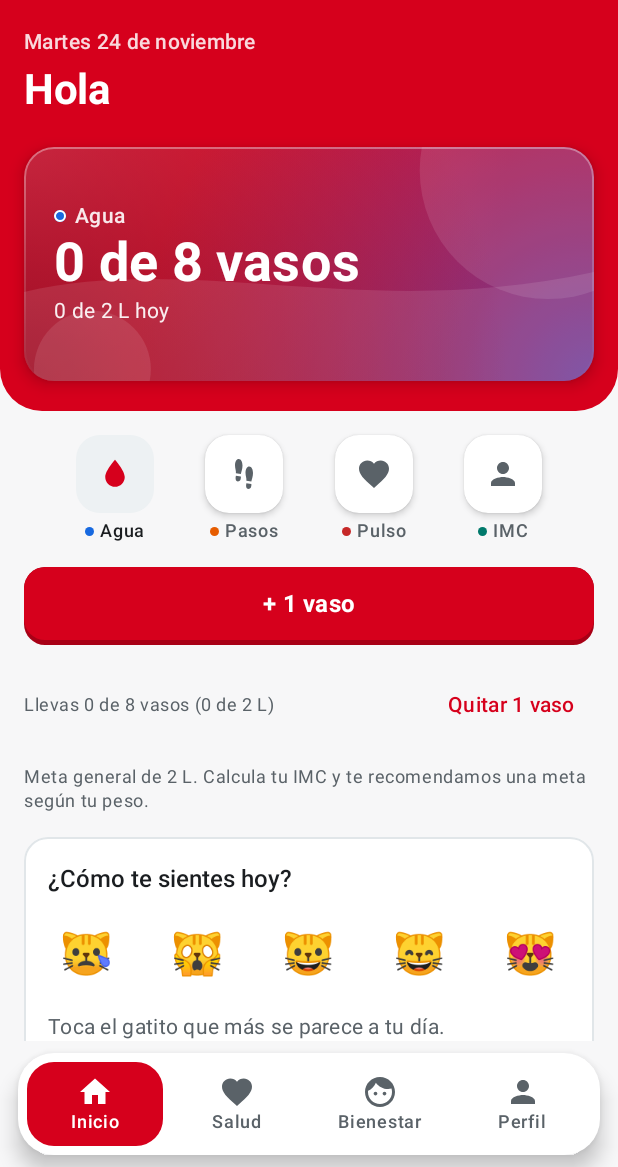
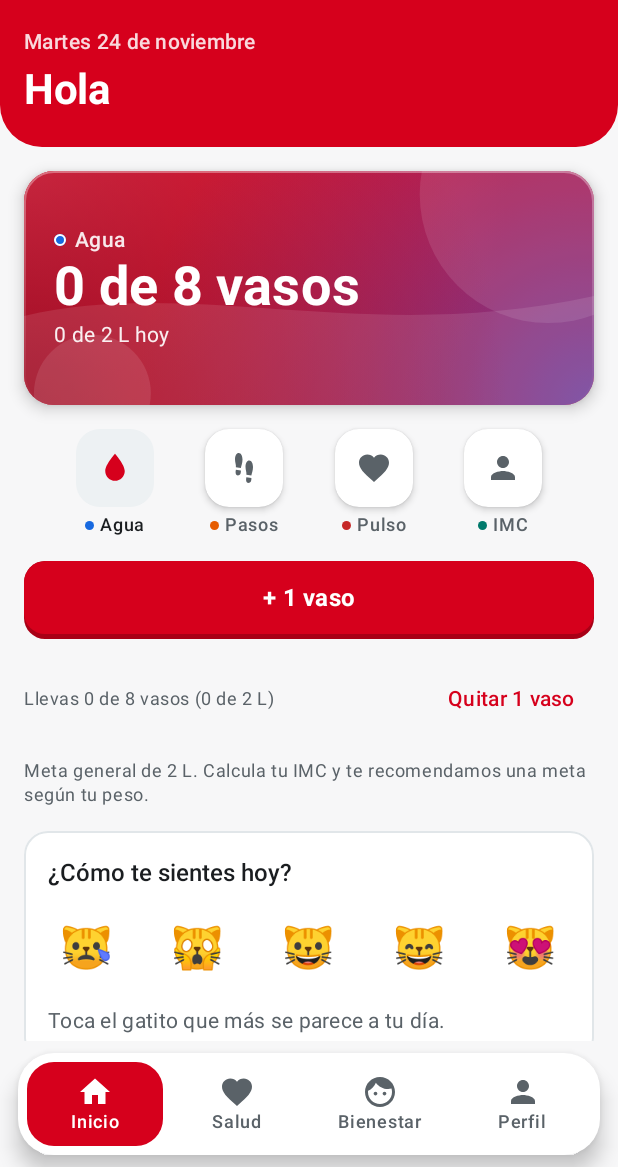
Before and after one commit to calcetinconpalta/inacap-health, an Android app built with Jetpack Compose: the InicioScreen screen opened through its navigation route, on a phone screen of 412 x 824 dp, the part 69-1236 px from its top. Run offline under Robolectric (Android 15) with nearby library versions, the phone set to English and light mode, and no system bars; libraries missing offline, so code that uses them is left out: androidx.health.connect.

Commit message:
saco el hero de la banda roja, degradado más suave y quito el contacto directo

```diff
--- a/app/src/main/java/com/inacap/health/ui/screens/inicio/HeroInicio.kt
+++ b/app/src/main/java/com/inacap/health/ui/screens/inicio/HeroInicio.kt
@@ -66,37 +66,64 @@ fun sinAnimaciones(): Boolean {
 }
 
 /**
- * Hero de Inicio dentro de la banda roja: tarjeta propia con gradient mesh y tres capas con
- * parallax (malla y círculos de fondo, ola translúcida propia de cada dato, y el dato al frente).
+ * Mezcla dos mallas: [f] = 0 → [a], 1 → [b]. Así el fondo pasa de un dato a otro como un
+ * degradado continuo (antes cada página tenía su malla fija y se veía como un cambio de foto).
+ */
+fun mezclarMallas(a: List<Diseno.Mancha>, b: List<Diseno.Mancha>, f: Float): List<Diseno.Mancha> =
+    a.zip(b) { x, y ->
+        Diseno.Mancha(
+            color = androidx.compose.ui.graphics.lerp(x.color, y.color, f),
+            x = x.x + (y.x - x.x) * f, y = x.y + (y.y - x.y) * f, radio = x.radio + (y.radio - x.radio) * f
+        )
+    }
+
+/** Malla del hero para una posición del deslizamiento (0 = Agua, 1 = Pasos, 1,5 = mitad entre Pasos y Pulso…). */
+fun mallaEn(posicion: Float): List<Diseno.Mancha> {
+    val ultimo = DatoHero.entries.size - 1
+    val p = posicion.coerceIn(0f, ultimo.toFloat())
+    val i = kotlin.math.floor(p).toInt().coerceAtMost(ultimo)
+    val j = (i + 1).coerceAtMost(ultimo)
+    return mezclarMallas(DatoHero.entries[i].malla, DatoHero.entries[j].malla, p - i)
+}
+
+/**
+ * Hero de Inicio (bajo la banda roja): tarjeta propia con gradient mesh y tres capas con parallax.
+ * - Fondo (el más lento): UNA malla que mezcla sus colores según el deslizamiento + círculos translúcidos.
+ * - Ola blanca translúcida propia de cada dato (velocidad media).
+ * - El dato grande al frente (el más rápido).
  */
 @Composable
 fun HeroInicio(pager: PagerState, banda: Color, contenido: (DatoHero) -> ContenidoHero) {
     val quieto = sinAnimaciones()
-    HorizontalPager(
-        state = pager,
-        modifier = Modifier.fillMaxWidth().height(Diseno.ALTO_HERO)
-            .shadow(Diseno.SOMBRA_HERO, RoundedCornerShape(Diseno.ESQUINA_HERO), clip = false)
-            .clip(RoundedCornerShape(Diseno.ESQUINA_HERO))
-            // Borde de luz blanco sutil arriba (se despega de la banda).
-            .border(1.dp, Brush.verticalGradient(listOf(Color.White.copy(alpha = 0.35f), Color.Transparent)), RoundedCornerShape(Diseno.ESQUINA_HERO))
-    ) { pagina ->
-        val dato = DatoHero.entries[pagina]
-        val desplazamiento = (pager.currentPage - pagina) + pager.currentPageOffsetFraction
-        Box(Modifier.fillMaxSize().background(banda)) {
-            // Capa 1 (la más lenta): malla y círculos blancos translúcidos.
-            Canvas(Modifier.fillMaxSize().graphicsLayer { if (!quieto) translationX = desplazamiento * size.width * (1f - Diseno.PARALLAX_FONDO) }) {
-                dato.malla.forEach { m ->
+    val forma = RoundedCornerShape(Diseno.ESQUINA_HERO)
+    Box(
+        Modifier.fillMaxWidth().height(Diseno.ALTO_HERO)
+            .shadow(Diseno.SOMBRA_HERO, forma, clip = false)
+            .clip(forma)
+            .background(banda)
+            // Borde de luz blanco sutil arriba.
+            .border(1.dp, Brush.verticalGradient(listOf(Color.White.copy(alpha = 0.35f), Color.Transparent)), forma)
+    ) {
+        // Capa 1: malla continua (se lee la posición dentro del dibujo, sin recomponer en cada cuadro).
+        Canvas(Modifier.fillMaxSize()) {
+            val posicion = pager.currentPage + pager.currentPageOffsetFraction
+            mallaEn(posicion).forEach { m ->
                 val r = max(size.width, size.height) * m.radio
                 drawRect(Brush.radialGradient(
                     listOf(m.color.copy(alpha = Diseno.INTENSIDAD_MALLA), Color.Transparent),
                     center = Offset(size.width * m.x, size.height * m.y), radius = r
                 ))
             }
+            val corrimiento = if (quieto) 0f else -posicion * size.width * (1f - Diseno.PARALLAX_FONDO) * 0.25f
             val blanco = Color.White.copy(alpha = Diseno.OPACIDAD_CAPAS)
-                drawCircle(blanco, radius = size.height * 0.55f, center = Offset(size.width * 0.92f, size.height * 0.1f))
-                drawCircle(blanco, radius = size.height * 0.25f, center = Offset(size.width * 0.12f, size.height * 0.95f))
+            drawCircle(blanco, radius = size.height * 0.55f, center = Offset(size.width * 0.92f + corrimiento, size.height * 0.1f))
+            drawCircle(blanco, radius = size.height * 0.25f, center = Offset(size.width * 0.12f + corrimiento, size.height * 0.95f))
         }
-            // Capa 2: ola blanca translúcida propia de cada dato.
+        HorizontalPager(state = pager, modifier = Modifier.fillMaxSize()) { pagina ->
+            val dato = DatoHero.entries[pagina]
+            val desplazamiento = (pager.currentPage - pagina) + pager.currentPageOffsetFraction
+            Box(Modifier.fillMaxSize()) {
+                // Capa 2: ola propia de cada dato, más lenta que el frente.
                 Canvas(Modifier.fillMaxSize().graphicsLayer { if (!quieto) translationX = desplazamiento * size.width * (1f - Diseno.PARALLAX_OLA) }) {
                     val alto = size.height * (0.62f + 0.06f * pagina)
                     val ola = Path().apply {
@@ -106,7 +133,7 @@ fun HeroInicio(pager: PagerState, banda: Color, contenido: (DatoHero) -> Conteni
                     }
                     drawPath(ola, Color.White.copy(alpha = Diseno.OPACIDAD_CAPAS))
                 }
-            // Capa 3 (la más rápida): el dato grande en blanco.
+                // Capa 3: el dato grande en blanco.
                 val c = contenido(dato)
                 Column(Modifier.fillMaxSize().padding(20.dp), verticalArrangement = Arrangement.Center) {
                     Row(verticalAlignment = Alignment.CenterVertically) {
@@ -116,6 +143,7 @@ fun HeroInicio(pager: PagerState, banda: Color, contenido: (DatoHero) -> Conteni
                     }
                     Text(c.valor, color = Color.White, fontSize = 36.sp, fontWeight = FontWeight.Bold)
                     Text(c.detalle, color = Color.White.copy(alpha = 0.92f), style = MaterialTheme.typography.bodyMedium)
+                }
             }
         }
     }
--- a/app/src/main/java/com/inacap/health/ui/screens/inicio/InicioScreen.kt
+++ b/app/src/main/java/com/inacap/health/ui/screens/inicio/InicioScreen.kt
@@ -110,7 +110,10 @@ fun InicioScreen(
             }
             Text(hoy, color = Color.White.copy(alpha = 0.85f), style = MaterialTheme.typography.labelLarge)
             Text(saludo, color = Color.White, style = MaterialTheme.typography.headlineMedium, fontWeight = FontWeight.Bold)
-            Spacer(Modifier.height(12.dp))
+        }
+
+        // Hero fuera de la banda: así la banda mide lo mismo en Inicio, Salud, Bienestar y Perfil.
+        Box(Modifier.padding(horizontal = 16.dp)) {
             HeroInicio(pager, banda) { dato ->
                 when (dato) {
                     DatoHero.AGUA -> ContenidoHero(
```
Also changed, not shown: app/src/main/java/com/inacap/health/ui/screens/bienestar/DerivacionScreen.kt (+5 -66 lines), 2 other files. Lines whose indentation alone changed are shown as unchanged.
